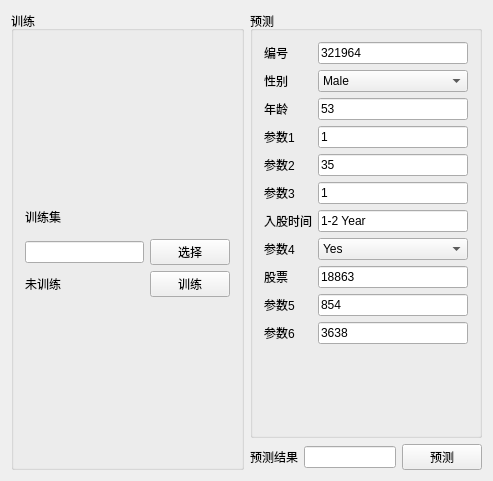
Qt form XGboost/mainwindow.ui (yunke120/Grocery-Store) before a commit.
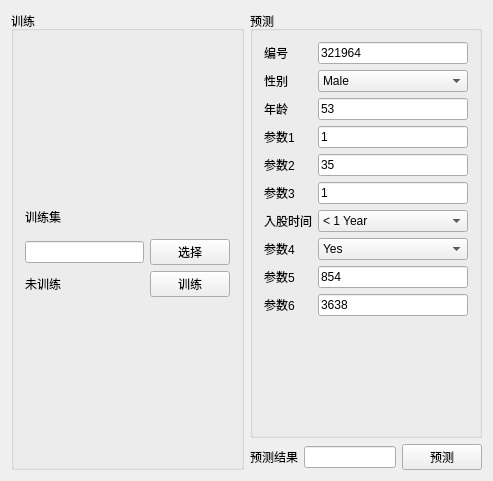
The same form after that commit.

```diff
--- a/XGboost/mainwindow.ui
+++ b/XGboost/mainwindow.ui
@@ -204,10 +204,22 @@
               </widget>
              </item>
              <item row="6" column="1">
-              <widget class="QLineEdit" name="lEInvestTime">
-               <property name="text">
-                <string>1-2 Year</string>
-               </property>
+              <widget class="QComboBox" name="cBInvestTime">
+               <item>
+                <property name="text">
+                 <string>&lt; 1 Year</string>
+                </property>
+               </item>
+               <item>
+                <property name="text">
+                 <string>1-2 Year</string>
+                </property>
+               </item>
+               <item>
+                <property name="text">
+                 <string>&gt; 2 Years</string>
+                </property>
+               </item>
               </widget>
              </item>
              <item row="7" column="0">
@@ -232,41 +244,27 @@
               </widget>
              </item>
              <item row="8" column="0">
-              <widget class="QLabel" name="label_9">
-               <property name="text">
-                <string>股票</string>
-               </property>
-              </widget>
-             </item>
-             <item row="8" column="1">
-              <widget class="QLineEdit" name="lEStock">
-               <property name="text">
-                <string>18863</string>
-               </property>
-              </widget>
-             </item>
-             <item row="9" column="0">
               <widget class="QLabel" name="label_10">
                <property name="text">
                 <string>参数5</string>
                </property>
               </widget>
              </item>
-             <item row="9" column="1">
+             <item row="8" column="1">
               <widget class="QLineEdit" name="lEParam5">
                <property name="text">
                 <string>854</string>
                </property>
               </widget>
              </item>
-             <item row="10" column="0">
+             <item row="9" column="0">
               <widget class="QLabel" name="label_11">
                <property name="text">
                 <string>参数6</string>
                </property>
               </widget>
              </item>
-             <item row="10" column="1">
+             <item row="9" column="1">
               <widget class="QLineEdit" name="lEParam6">
                <property name="text">
                 <string>3638</string>
```
